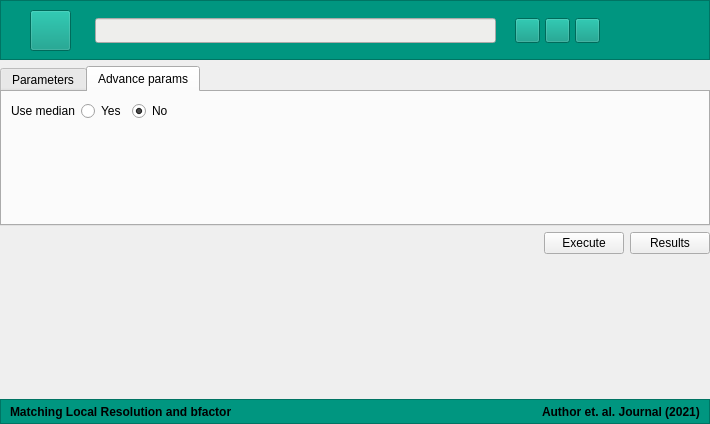
This is GUI/mainwindow_bfactor.ui in Vilax/bfactorLocalResolution as Qt 5 draws it before an edit. The edited form follows.
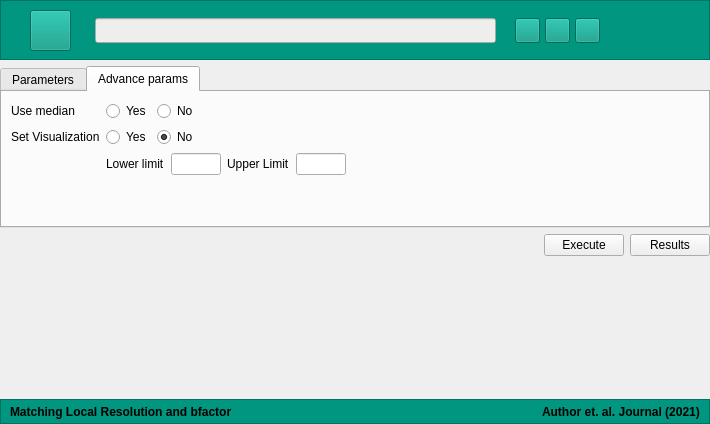
This is the edited form. The open tabs and pages were chosen to show the change. Icons and pictures are not drawn.

Diff of the .ui file:
```diff
--- a/GUI/mainwindow_bfactor.ui
+++ b/GUI/mainwindow_bfactor.ui
@@ -413,6 +413,104 @@
               </item>
              </layout>
             </item>
+            <item row="2" column="1">
+             <layout class="QHBoxLayout" name="horizontalLayout">
+              <item>
+               <widget class="QRadioButton" name="checkVisualizationYes">
+                <property name="text">
+                 <string>Yes</string>
+                </property>
+               </widget>
+              </item>
+              <item>
+               <widget class="QRadioButton" name="checkVisualizationNo">
+                <property name="text">
+                 <string>No</string>
+                </property>
+                <property name="checked">
+                 <bool>true</bool>
+                </property>
+               </widget>
+              </item>
+              <item>
+               <spacer name="horizontalSpacer_3">
+                <property name="orientation">
+                 <enum>Qt::Horizontal</enum>
+                </property>
+                <property name="sizeHint" stdset="0">
+                 <size>
+                  <width>40</width>
+                  <height>20</height>
+                 </size>
+                </property>
+               </spacer>
+              </item>
+             </layout>
+            </item>
+            <item row="2" column="0">
+             <widget class="QLabel" name="label_3">
+              <property name="text">
+               <string>Set Visualization</string>
+              </property>
+             </widget>
+            </item>
+            <item row="3" column="1">
+             <layout class="QHBoxLayout" name="horizontalLayout_3">
+              <item>
+               <widget class="QLabel" name="labelLower">
+                <property name="text">
+                 <string>Lower limit</string>
+                </property>
+               </widget>
+              </item>
+              <item>
+               <widget class="QLineEdit" name="lineLower">
+                <property name="sizePolicy">
+                 <sizepolicy hsizetype="Fixed" vsizetype="Fixed">
+                  <horstretch>0</horstretch>
+                  <verstretch>0</verstretch>
+                 </sizepolicy>
+                </property>
+                <property name="maximumSize">
+                 <size>
+                  <width>50</width>
+                  <height>16777215</height>
+                 </size>
+                </property>
+               </widget>
+              </item>
+              <item>
+               <widget class="QLabel" name="labelUpper">
+                <property name="text">
+                 <string>Upper Limit</string>
+                </property>
+               </widget>
+              </item>
+              <item>
+               <widget class="QLineEdit" name="lineUpper">
+                <property name="maximumSize">
+                 <size>
+                  <width>50</width>
+                  <height>16777215</height>
+                 </size>
+                </property>
+               </widget>
+              </item>
+              <item>
+               <spacer name="horizontalSpacer_4">
+                <property name="orientation">
+                 <enum>Qt::Horizontal</enum>
+                </property>
+                <property name="sizeHint" stdset="0">
+                 <size>
+                  <width>40</width>
+                  <height>20</height>
+                 </size>
+                </property>
+               </spacer>
+              </item>
+             </layout>
+            </item>
            </layout>
           </item>
           <item>
```
